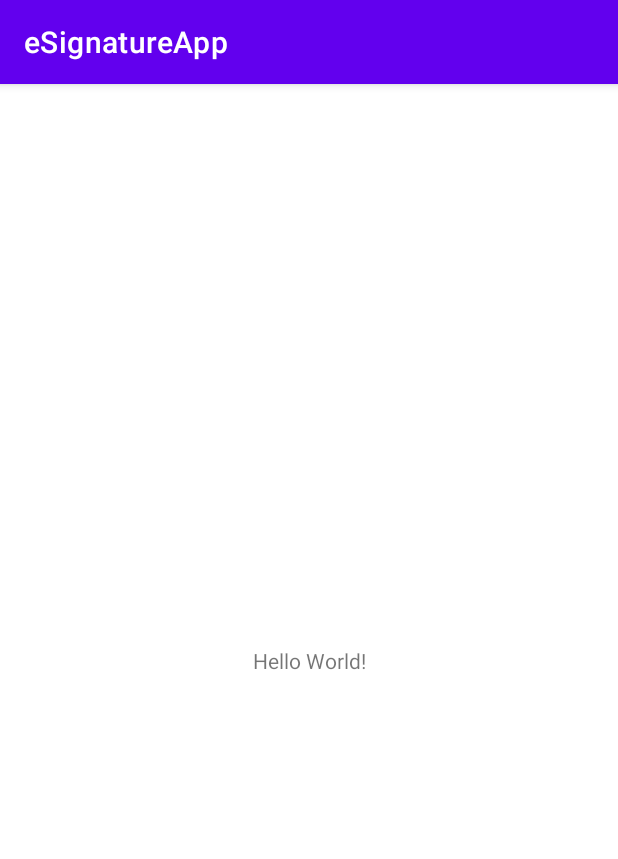
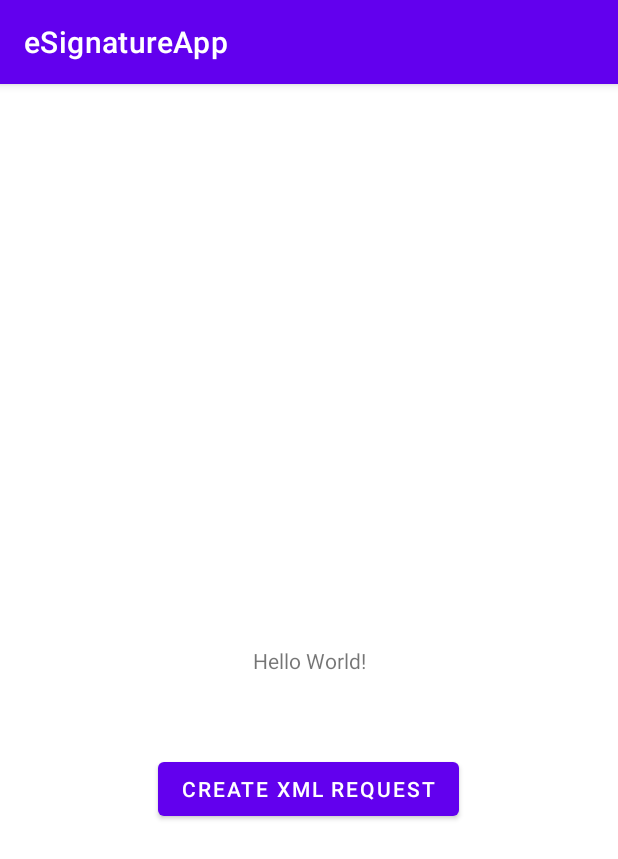
Before and after one commit to supriyamhaishale21/eSignatureLibrary, an Android app: the screen it shows after launch (MainActivity), on a phone screen of 412 x 824 dp. Shown: the top 859 px of the screen. Run offline under Robolectric (Android 15) with nearby library versions, the phone set to English and light mode, and no system bars; 1 statement that could not run was skipped.

Commit message:
Updated code.

```diff
--- a/app/build.gradle
+++ b/app/build.gradle
@@ -28,6 +28,7 @@ android {
 }
 
 dependencies {
+    implementation fileTree(dir: 'libs', include: '*.jar')
     implementation 'androidx.appcompat:appcompat:1.4.1'
     implementation 'com.google.android.material:material:1.5.0'
     implementation 'androidx.constraintlayout:constraintlayout:2.1.3'
@@ -35,5 +36,5 @@ dependencies {
     testImplementation 'junit:junit:4.+'
     androidTestImplementation 'androidx.test.ext:junit:1.1.3'
     androidTestImplementation 'androidx.test.espresso:espresso-core:3.4.0'
-    implementation 'com.github.supriyamhaishale21:eSignatureLibrary:1.1.2'
+    implementation 'com.github.supriyamhaishale21:eSignatureLibrary:1.1.3'
 }
--- a/app/src/main/res/layout/activity_main.xml
+++ b/app/src/main/res/layout/activity_main.xml
@@ -7,6 +7,7 @@
     tools:context=".MainActivity">
 
     <TextView
+        android:id="@+id/txtJsonInput"
         android:layout_width="wrap_content"
         android:layout_height="wrap_content"
         android:text="Hello World!"
@@ -15,4 +16,15 @@
         app:layout_constraintRight_toRightOf="parent"
         app:layout_constraintTop_toTopOf="parent" />
 
+    <Button
+        android:id="@+id/btnXmlRequest"
+        android:layout_width="wrap_content"
+        android:layout_height="wrap_content"
+        android:layout_marginTop="52dp"
+        android:text="Create XML Request"
+        app:layout_constraintEnd_toEndOf="parent"
+        app:layout_constraintHorizontal_bias="0.497"
+        app:layout_constraintStart_toStartOf="parent"
+        app:layout_constraintTop_toBottomOf="@+id/txtJsonInput" />
+
 </androidx.constraintlayout.widget.ConstraintLayout>
--- a/eSignatureLibrary/src/main/java/com/coreco/esignaturelibrary/AppendDigitalSignOnPdf.java
+++ b/eSignatureLibrary/src/main/java/com/coreco/esignaturelibrary/AppendDigitalSignOnPdf.java
@@ -1,6 +1,7 @@
 package com.coreco.esignaturelibrary;
 
 import android.content.Context;
+import android.widget.TextView;
 import android.widget.Toast;
 
 import com.coreco.esignaturelibrary.Model.Coordinate;
@@ -51,30 +52,15 @@ public class AppendDigitalSignOnPdf {
      * @param context
      * @param eSignJsonFile Get the JSON file from assets folder and Read it.
      */
-    public static void GetPDFeSignParams(Context context, String eSignJsonFile) {
-        String eSignJsonDetails;
-        try {
-            InputStream is = context.getAssets().open(eSignJsonFile);
-
-            int size = is.available();
-            byte[] buffer = new byte[size];
-            is.read(buffer);
-            is.close();
-
-            eSignJsonDetails = new String(buffer, "UTF-8");
-
-            ParseJson(eSignJsonDetails);
-        } catch (IOException e) {
-            e.printStackTrace();
-        }
-
+    public static void GetPDFeSignParams(Context context, String eSignJsonFile, TextView txtJsonInput) {
+        ParseJson(eSignJsonFile,txtJsonInput);
     }
 
     /**
      * @param eSignJsonDetails Parse Json String and store it in Arraylist object
      *                         Pass this ArrayList to Create XML file
      */
-    public static void ParseJson(String eSignJsonDetails) {
+    public static void ParseJson(String eSignJsonDetails,TextView txtJsonInput) {
         ArrayList<PdfDetails> pdfListDetails = new ArrayList<>();
         ArrayList<eSignPdfDetails> esignListDetails = new ArrayList<>();
         ArrayList<SignatureDetails> signatureListDetails = new ArrayList<>();
@@ -131,7 +117,7 @@ public class AppendDigitalSignOnPdf {
             /**
              * Create XML file
              */
-            CreateXmlRequest(esignListDetails);
+            CreateXmlRequest(esignListDetails,txtJsonInput);
 
 
         } catch (JSONException e) {
@@ -154,7 +140,7 @@ public class AppendDigitalSignOnPdf {
      * @throws IOException                  Create XML request from inputs received from ASP client Application
      */
 
-    public static void CreateXmlRequest(ArrayList<eSignPdfDetails> eSignListDetails)
+    public static void CreateXmlRequest(ArrayList<eSignPdfDetails> eSignListDetails,TextView txtJsonInput)
             throws ParserConfigurationException, TransformerException, IOException {
 
         /**
@@ -181,6 +167,7 @@ public class AppendDigitalSignOnPdf {
                 "</Signature>" +
                 "</Esign>";
 
+        txtJsonInput.setText(eSignXml);
 
         postXmlRequestToESP(eSignXml);
 
```
Also changed, not shown: 3 other files.
